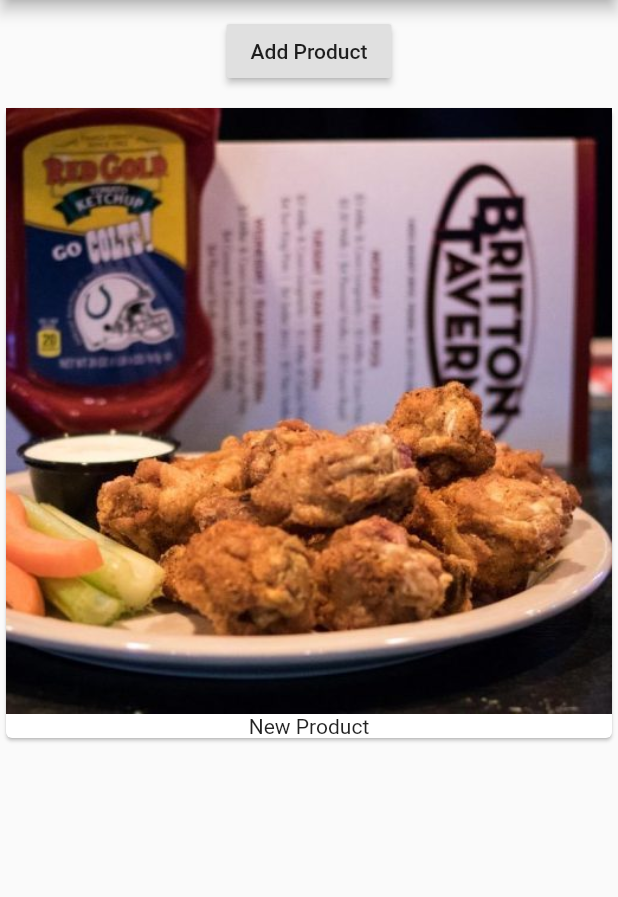
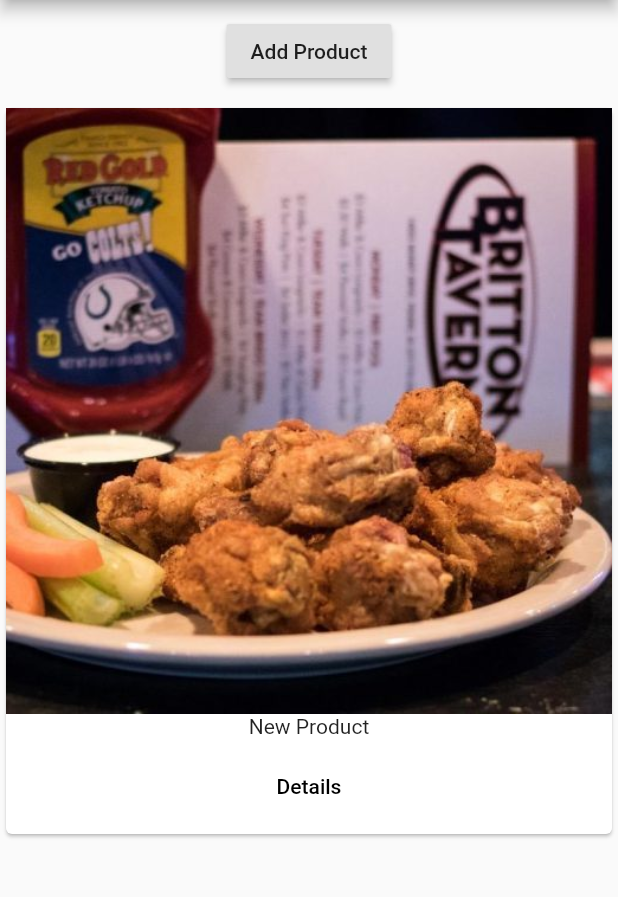
Before and after one commit to petercsakany/easylist, a Flutter app: the screen it shows after launch, after a tap on "Add Product", on a phone screen of 412 x 824 dp, the part 84-981 px from its top. Run offline on Flutter 3.47's test engine with Material 2 defaults, Android fonts, the phone set to English and light mode, and no system bars.

Commit message:
Basic Navigation

```diff
--- a/lib/main.dart
+++ b/lib/main.dart
@@ -1,6 +1,6 @@
 import 'package:flutter/material.dart';
 
-import './products_manager.dart';
+import './pages/home.dart';
 
 void main() => runApp(MyApp());
 
@@ -12,12 +12,7 @@ class MyApp extends StatelessWidget {
         //primarySwatch: Colors.amber
         //brightness: Brightness.dark
       ),
-      home: Scaffold(
-        appBar: AppBar(
-          title: Text('Easylist'),
-        ),
-        body: ProductManager(),
-      ),
+      home: HomePage(),
     );
   }
 }
--- /dev/null
+++ b/lib/pages/home.dart
@@ -0,0 +1,15 @@
+import 'package:flutter/material.dart';
+
+import '../products_manager.dart';
+
+class HomePage extends StatelessWidget {
+  @override
+  Widget build(BuildContext context) {
+    return Scaffold(
+      appBar: AppBar(
+        title: Text('Easylist'),
+      ),
+      body: ProductManager(),
+    );
+  }
+}
--- a/lib/products.dart
+++ b/lib/products.dart
@@ -1,4 +1,6 @@
 import 'package:flutter/material.dart';
+
+import './pages/product.dart';
 
 class Products extends StatelessWidget {
   final List<String> products;
@@ -12,7 +14,20 @@ class Products extends StatelessWidget {
       child: Column(
         children: <Widget>[
           Image.asset('assets/food.jpg'),
-          Text(products[index])
+          Text(products[index]),
+          ButtonBar(
+            alignment: MainAxisAlignment.center,
+            children: <Widget>[
+              FlatButton(
+                child: Text('Details'),
+                onPressed: () => Navigator.push(
+                    context,
+                    MaterialPageRoute(
+                      builder: (BuildContext context) => ProductPage(),
+                    )),
+              )
+            ],
+          )
         ],
       ),
     );
@@ -20,9 +35,13 @@ class Products extends StatelessWidget {
 
   @override
   Widget build(BuildContext context) {
-    return products.isNotEmpty ? ListView.builder(
-      itemBuilder: _buildProductItem,
-      itemCount: products.length,
-    ) :Center(child: Text('No items found!'),);
+    return products.isNotEmpty
+        ? ListView.builder(
+            itemBuilder: _buildProductItem,
+            itemCount: products.length,
+          )
+        : Center(
+            child: Text('No items found!'),
+          );
   }
 }
```
Also changed, not shown: lib/pages/product.dart (added, +21 -0 lines).
